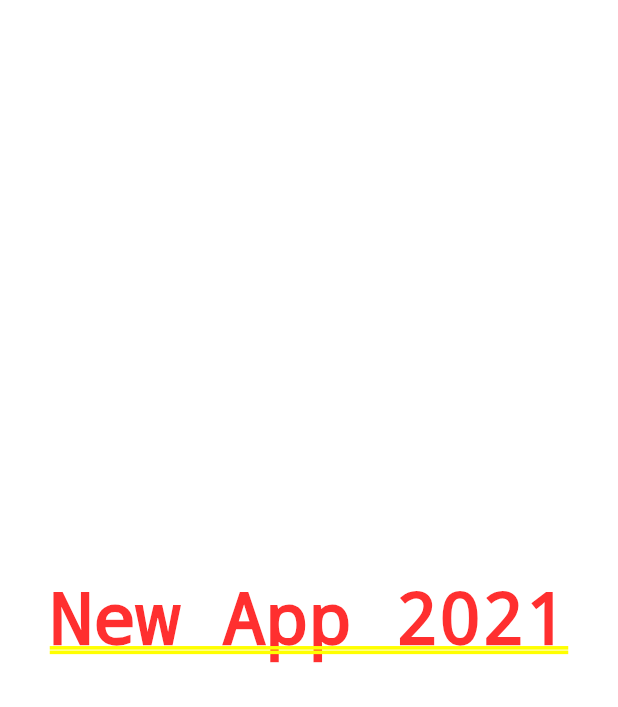
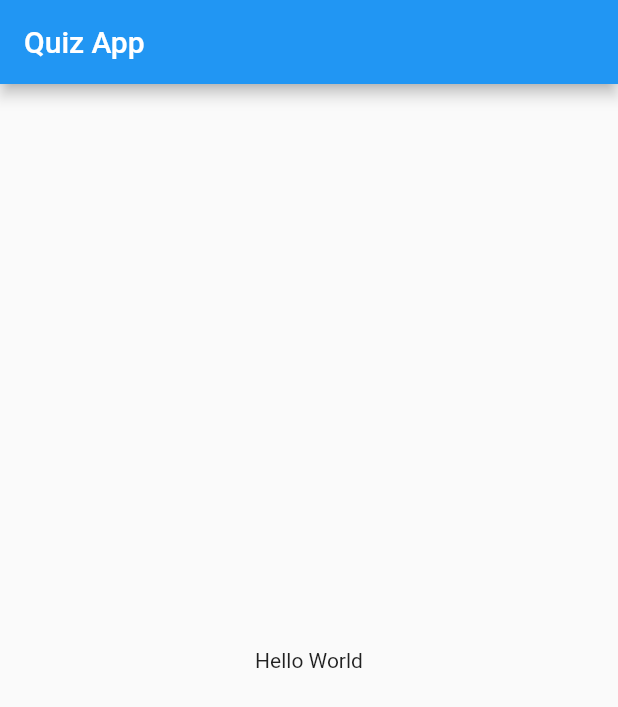
Before and after one commit to ducmy/CauhoiTracNghiem, a Flutter app: the screen it shows after launch, on a phone screen of 412 x 824 dp. Shown: the top 707 px of the screen. Run offline on Flutter 3.47's test engine with Material 2 defaults, Android fonts, the phone set to English and light mode, and no system bars.

Commit message:
Đưa vào vùng an toàn với Scaffod

```diff
--- a/lib/main.dart
+++ b/lib/main.dart
@@ -8,7 +8,15 @@ void main() {
 class MainApp extends StatelessWidget {
   Widget build(BuildContext context) {
     return MaterialApp(
-      home: Center(child: Text('New App 2021')),
+      // Đưa vào vùng an toàn
+      home: Scaffold(
+        appBar: AppBar(
+          title: Text('Quiz App'),
+        ),
+        body: Center(
+          child: Text('Hello World'),
+        ),
+      ),
     );
   }
 }
```
